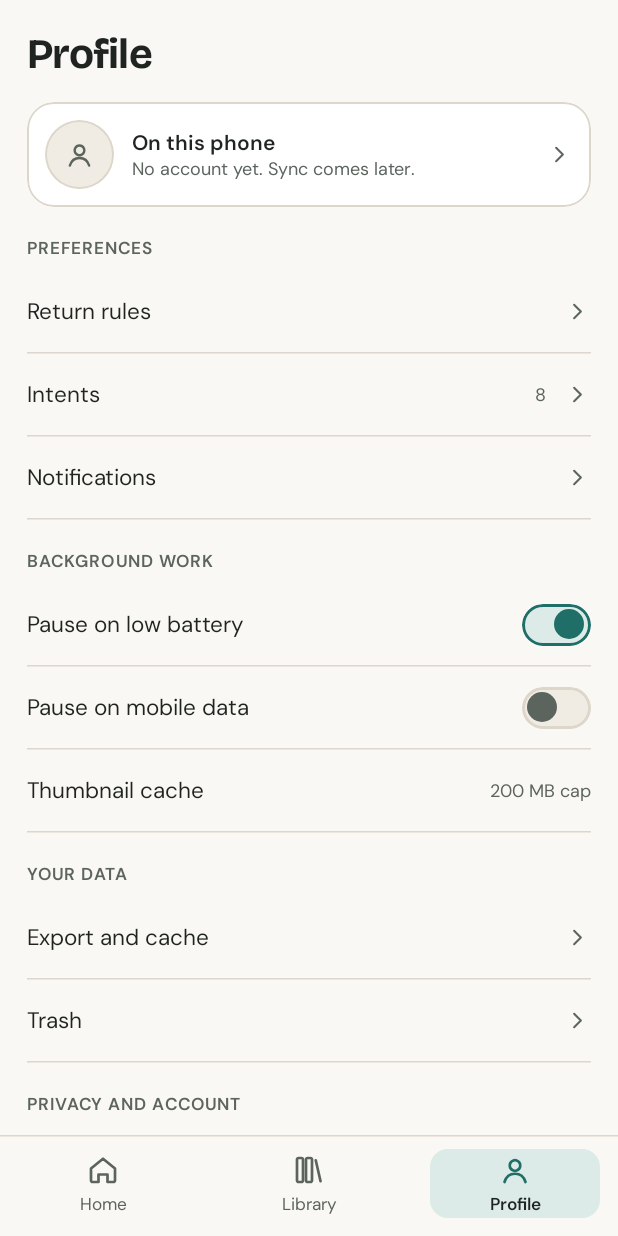
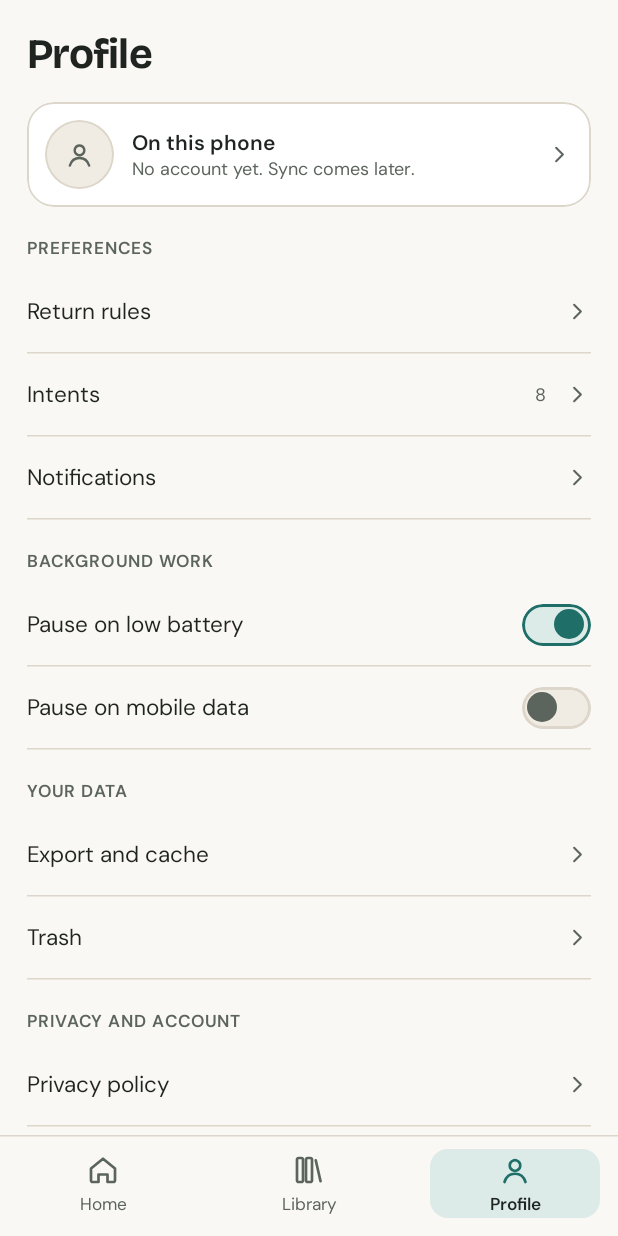
Before and after one commit to Priyanshu-git/Caddis, an Android app built with Jetpack Compose: the ProfileScreen screen opened through its navigation route, on a phone screen of 412 x 824 dp. Run offline under Robolectric (Android 15) with nearby library versions, the phone set to English and light mode, and no system bars; our stand-ins replace Dagger/Hilt's generated code, Room's generated code; libraries missing offline, so code that uses them is left out: com.google.android.play; pictures from the network do not load; 3 statements that could not run were skipped.

Commit message:
Remove the dead thumbnail cache row from Profile
It was a read-only label under Background work. The usage bar and
Clear cache live on the Data screen.

Co-Authored-By: Claude Sonnet 5.5 <noreply@anthropic.com>

```diff
--- a/app/src/main/java/com/nexxlabs/caddis/ui/profile/ProfileScreens.kt
+++ b/app/src/main/java/com/nexxlabs/caddis/ui/profile/ProfileScreens.kt
@@ -138,7 +138,6 @@ fun ProfileScreen(navigate: (String) -> Unit, vm: ProfileViewModel = hiltViewMod
             Eyebrow("Background work")
             SettingRow("Pause on low battery") { Toggle(st.pauseOnLowBattery, "Pause on low battery", vm::setPauseBattery) }
             SettingRow("Pause on mobile data") { Toggle(st.pauseOnMobileData, "Pause on mobile data", vm::setPauseData) }
-            SettingRow("Thumbnail cache") { Fine("200 MB cap") }
             Eyebrow("Your data")
             SettingRow("Export and cache", onClick = { navigate("data") }) { Chevron() }
             SettingRow("Trash", onClick = { navigate("trash") }) { Chevron() }
```
